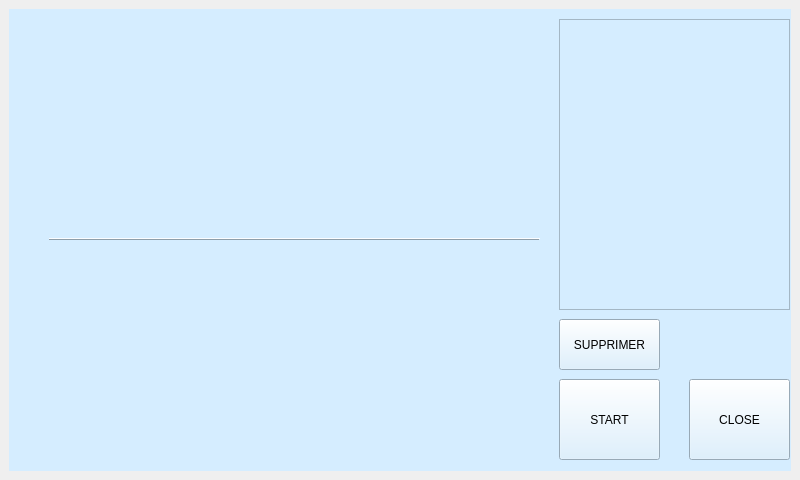
apapillonge1/strategie, file mainwindow.ui: the form before one commit.
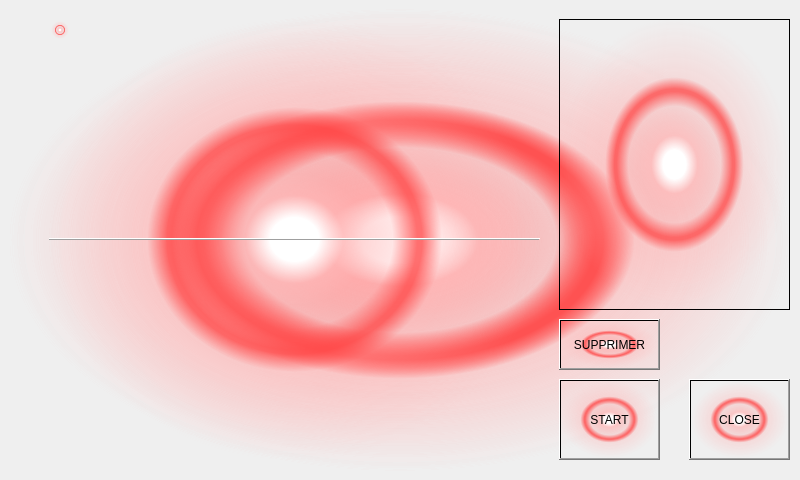
The form after the commit.

Commit message: Systeme watcher + Define

```diff
--- a/mainwindow.ui
+++ b/mainwindow.ui
@@ -25,7 +25,8 @@
      <widget class="QStackedWidget" name="stackedWidget">
       <property name="styleSheet">
        <string notr="true">background-color: rgb(143, 255, 238);
-background-color: rgb(213, 237, 255);</string>
+background-color: rgb(213, 237, 255);
+background-color: qradialgradient(spread:pad, cx:0.5, cy:0.5, radius:0.5, fx:0.5, fy:0.5, stop:0 rgba(255, 255, 255, 255), stop:0.1 rgba(255, 255, 255, 255), stop:0.2 rgba(255, 176, 176, 167), stop:0.3 rgba(255, 151, 151, 92), stop:0.4 rgba(255, 125, 125, 51), stop:0.5 rgba(255, 76, 76, 205), stop:0.52 rgba(255, 76, 76, 205), stop:0.6 rgba(255, 180, 180, 84), stop:1 rgba(255, 255, 255, 0));</string>
       </property>
       <property name="currentIndex">
        <number>1</number>
```
The commit also changes 2 other files.
